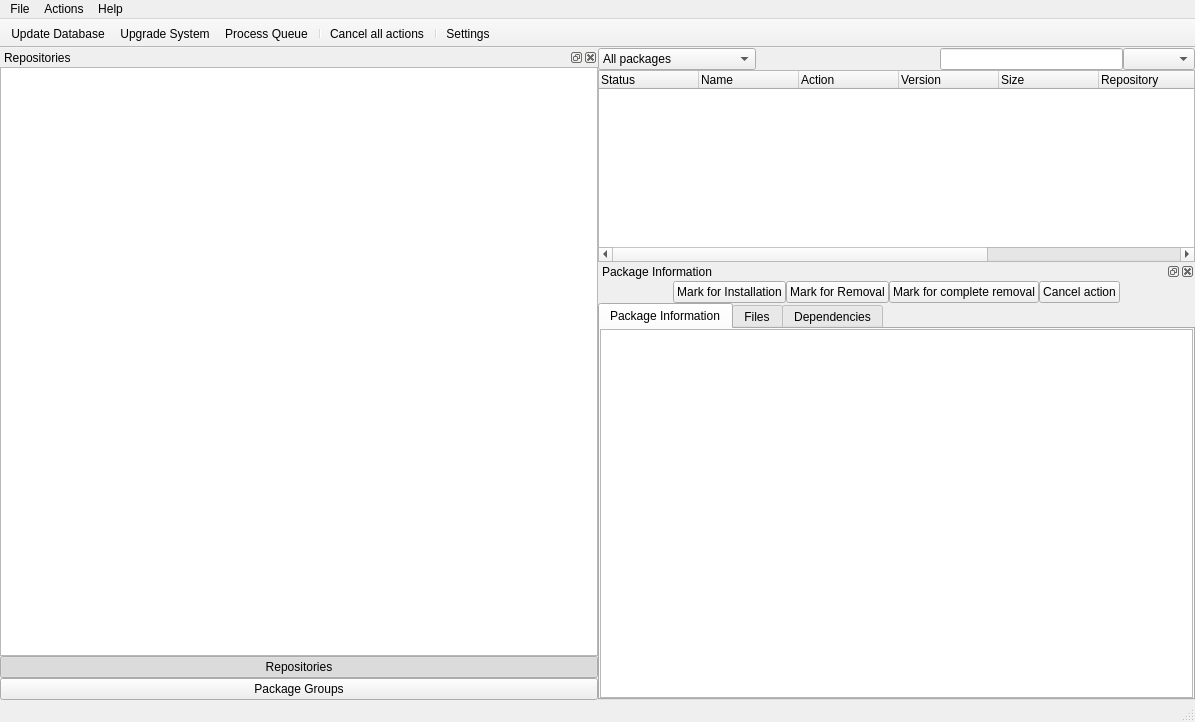
First picture: the form in trunk/ui/MainWindow.ui, repository drf/shaman1, before the edit.
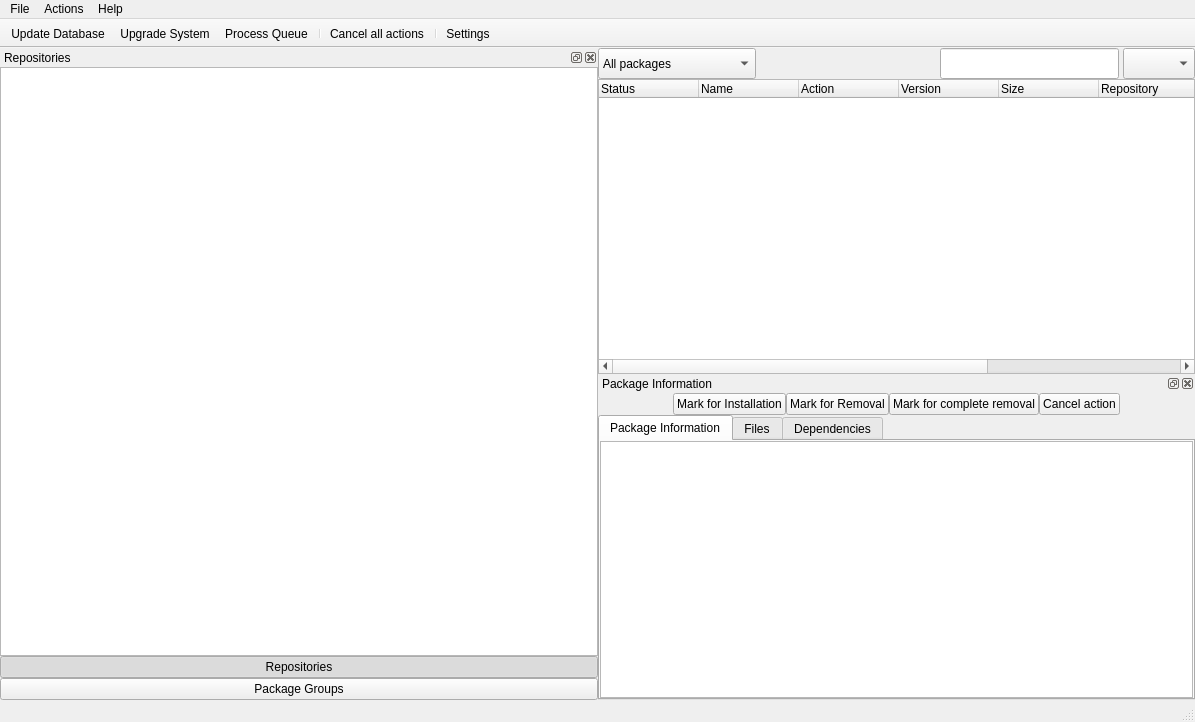
Second picture: the form after the edit. Icons and pictures are not drawn.

```diff
--- a/trunk/ui/MainWindow.ui
+++ b/trunk/ui/MainWindow.ui
@@ -28,12 +28,18 @@
    <layout class="QGridLayout" >
     <item row="0" column="1" >
      <layout class="QVBoxLayout" >
+      <property name="topMargin" >
+       <number>0</number>
+      </property>
       <item>
        <layout class="QHBoxLayout" >
+        <property name="spacing" >
+         <number>4</number>
+        </property>
         <item>
          <widget class="QComboBox" name="packageSwitchCombo" >
           <property name="sizePolicy" >
-           <sizepolicy vsizetype="Maximum" hsizetype="Maximum" >
+           <sizepolicy vsizetype="Ignored" hsizetype="Maximum" >
             <horstretch>0</horstretch>
             <verstretch>0</verstretch>
            </sizepolicy>
@@ -73,7 +79,7 @@
           <property name="sizeHint" >
            <size>
             <width>40</width>
-            <height>20</height>
+            <height>31</height>
            </size>
           </property>
          </spacer>
@@ -81,7 +87,7 @@
         <item>
          <widget class="QLineEdit" name="searchLine" >
           <property name="sizePolicy" >
-           <sizepolicy vsizetype="Maximum" hsizetype="MinimumExpanding" >
+           <sizepolicy vsizetype="Ignored" hsizetype="MinimumExpanding" >
             <horstretch>0</horstretch>
             <verstretch>0</verstretch>
            </sizepolicy>
@@ -97,7 +103,7 @@
         <item>
          <widget class="QComboBox" name="nameDescBox" >
           <property name="sizePolicy" >
-           <sizepolicy vsizetype="Maximum" hsizetype="Preferred" >
+           <sizepolicy vsizetype="Ignored" hsizetype="Preferred" >
             <horstretch>0</horstretch>
             <verstretch>0</verstretch>
            </sizepolicy>
@@ -109,7 +115,7 @@
       <item>
        <widget class="QTreeWidget" name="pkgsViewWG" >
         <property name="sizePolicy" >
-         <sizepolicy vsizetype="Minimum" hsizetype="Minimum" >
+         <sizepolicy vsizetype="MinimumExpanding" hsizetype="MinimumExpanding" >
           <horstretch>0</horstretch>
           <verstretch>0</verstretch>
          </sizepolicy>
```
